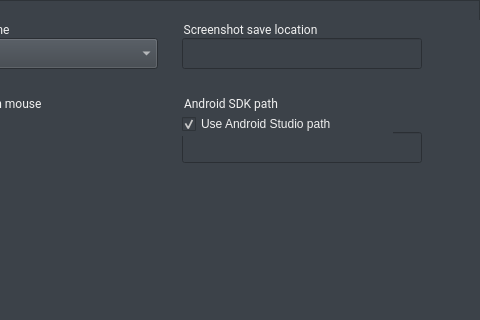
Old version of the form android/skin/qt/extended.ui in the repository aosp-mirror/platform_external_qemu; both pictures show x 340 to 820 and y 0 to 320 of the 820 by 600 pixel window.
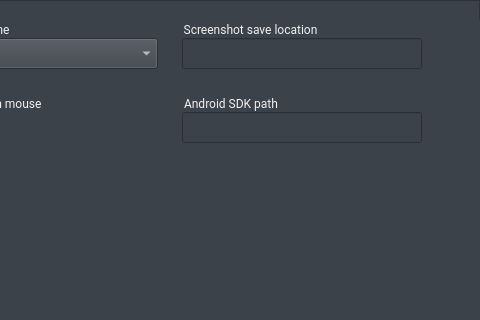
New version of the form. The open tabs and pages were chosen to show the change. Icons and pictures are not drawn. Custom widgets are drawn as their Qt base class.

Commit message:
ui: Implement 'Android SDK location' setting
Show the path to the SDK on the UI Settings page.
Allow the user to choose a different valid path.
Save the user selection.
Init the selection if no path has been saved.

Diff of the .ui file:
```diff
--- a/android/skin/qt/extended.ui
+++ b/android/skin/qt/extended.ui
@@ -2190,31 +2190,6 @@
       <string>Toggle</string>
      </property>
     </widget>
-    <widget class="QCheckBox" name="set_useStudioPathBox">
-     <property name="geometry">
-      <rect>
-       <x>324</x>
-       <y>92</y>
-       <width>211</width>
-       <height>24</height>
-      </rect>
-     </property>
-     <property name="text">
-      <string>Use Android Studio path</string>
-     </property>
-     <property name="iconSize">
-      <size>
-       <width>24</width>
-       <height>24</height>
-      </size>
-     </property>
-     <property name="checked">
-      <bool>true</bool>
-     </property>
-     <property name="ColorGroup" stdset="0">
-      <string>Toggle</string>
-     </property>
-    </widget>
     <widget class="QLineEdit" name="set_sdkPathBox">
      <property name="enabled">
       <bool>true</bool>
@@ -2222,7 +2197,7 @@
      <property name="geometry">
       <rect>
        <x>324</x>
-       <y>112</y>
+       <y>92</y>
        <width>240</width>
        <height>31</height>
       </rect>
@@ -2241,7 +2216,7 @@
      <property name="geometry">
       <rect>
        <x>572</x>
-       <y>112</y>
+       <y>92</y>
        <width>32</width>
        <height>32</height>
       </rect>
```
Left out of the diff: 15 changed lines with no effect on the pictures. The commit also changes 4 other files.
